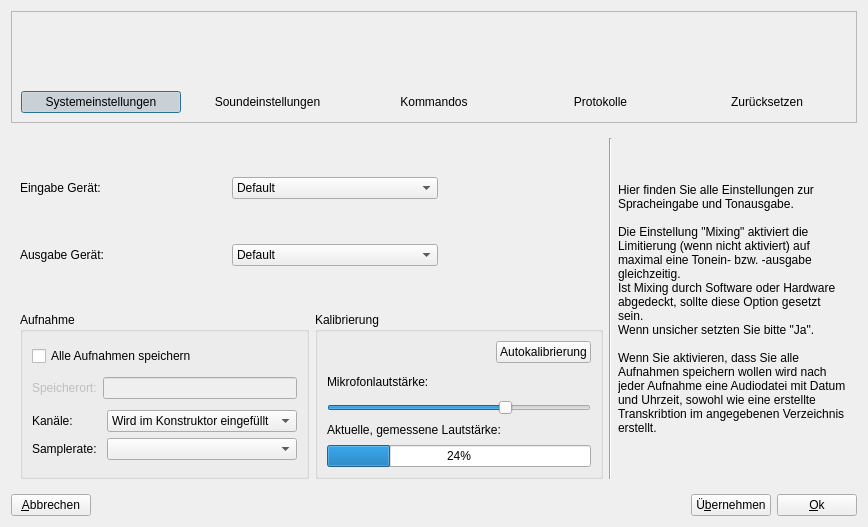
First picture: the form in ui/settings.ui, repository KDE/simon, before the edit.
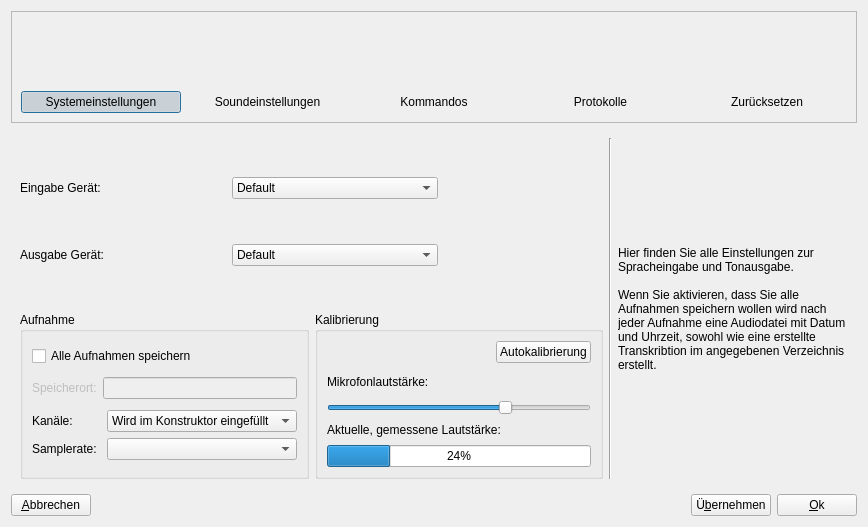
Second picture: the form after the edit. The open tabs and pages were chosen to show the change. Icons and pictures are not drawn.

```diff
--- a/ui/settings.ui
+++ b/ui/settings.ui
@@ -6,7 +6,7 @@
     <x>0</x>
     <y>0</y>
     <width>805</width>
-    <height>485</height>
+    <height>508</height>
    </rect>
   </property>
   <property name="windowTitle" >
@@ -1463,12 +1463,8 @@
           </size>
          </property>
          <property name="text" >
-          <string>Hier finden Sie alle Einstellungen zur Spracheingabe und Tonausgabe.&#xd;
-&#xd;
-Die Einstellung "Mixing" aktiviert die Limitierung (wenn nicht aktiviert) auf maximal eine Tonein- bzw. -ausgabe gleichzeitig.&#xd;
-Ist Mixing durch Software oder Hardware abgedeckt, sollte diese Option gesetzt sein.&#xd;
-Wenn unsicher setzten Sie bitte "Ja".&#xd;
-&#xd;
+          <string>Hier finden Sie alle Einstellungen zur Spracheingabe und Tonausgabe.
+
 Wenn Sie aktivieren, dass Sie alle Aufnahmen speichern wollen wird nach jeder Aufnahme eine Audiodatei mit Datum und Uhrzeit, sowohl wie eine erstellte Transkribtion im angegebenen Verzeichnis erstellt.</string>
          </property>
          <property name="wordWrap" >
```
Left out of the diff: 2 changed lines with no effect on the pictures.
